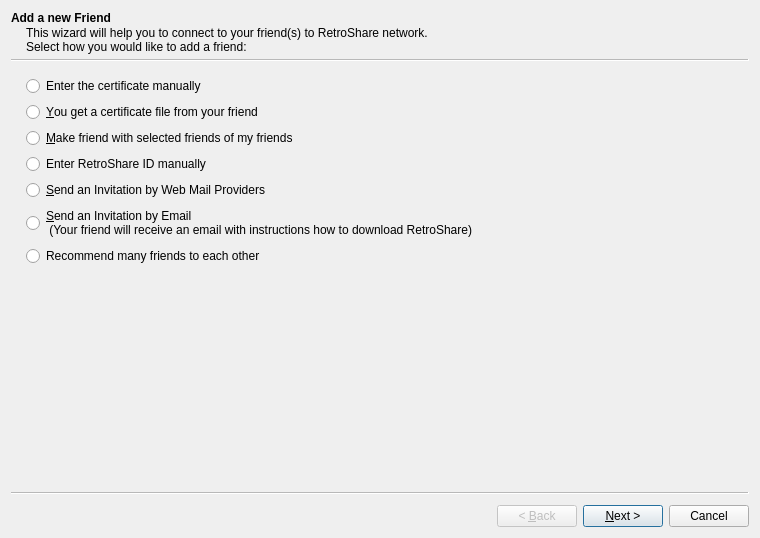
The window that retroshare-gui/src/gui/connect/ConnectFriendWizard.ui (RetroShare/RetroShare) describes before a commit, drawn with Qt 5.
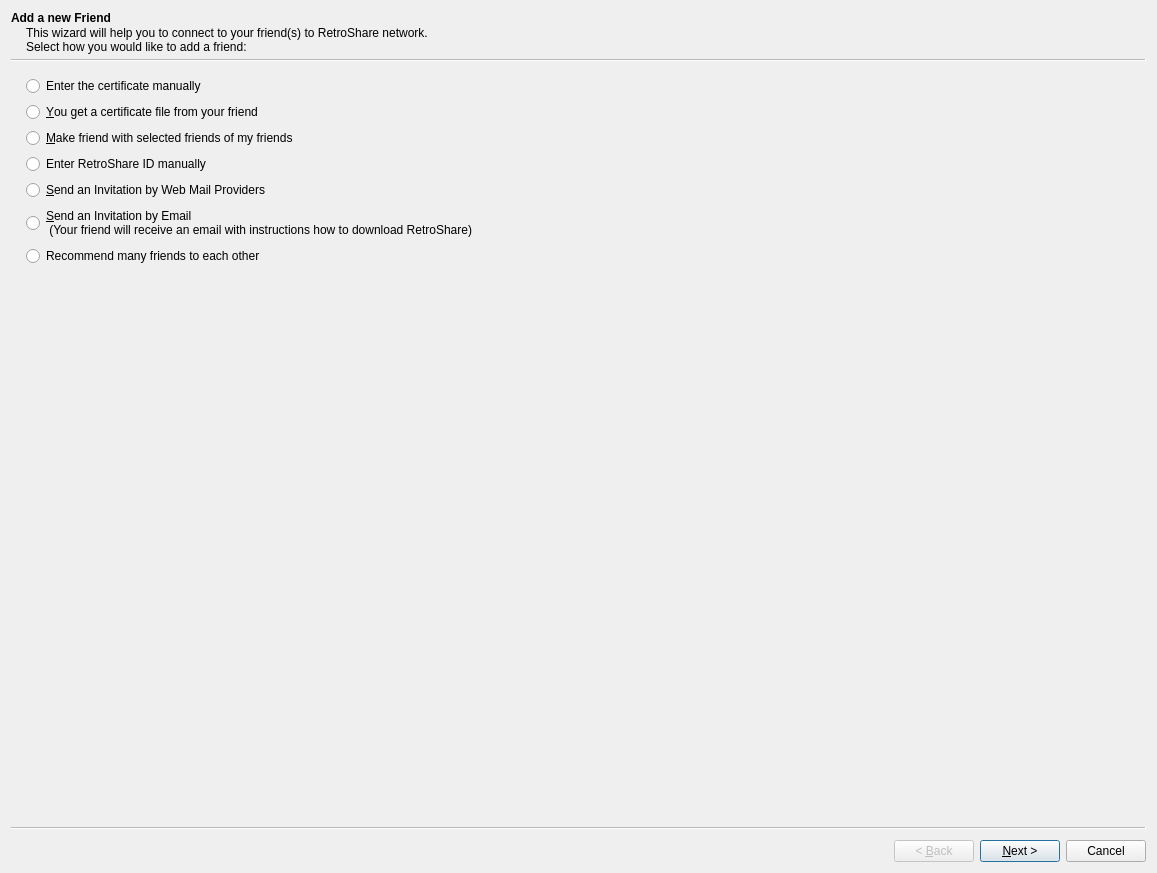
The same window after the commit. Icons and pictures are not drawn. Custom widgets are drawn as their Qt base class.

What changed in the file:
```diff
--- a/retroshare-gui/src/gui/connect/ConnectFriendWizard.ui
+++ b/retroshare-gui/src/gui/connect/ConnectFriendWizard.ui
@@ -6,8 +6,8 @@
    <rect>
     <x>0</x>
     <y>0</y>
-    <width>760</width>
-    <height>538</height>
+    <width>1157</width>
+    <height>873</height>
    </rect>
   </property>
   <property name="windowTitle">
```
Left out of the diff: 2 changed lines with no effect on the pictures.
